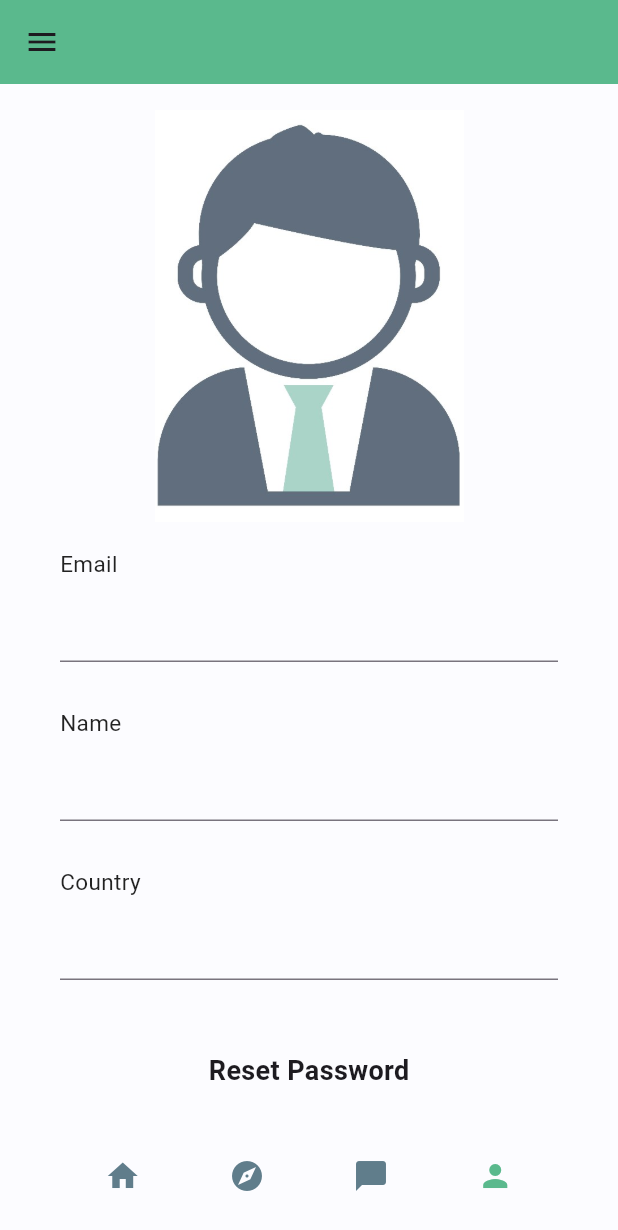
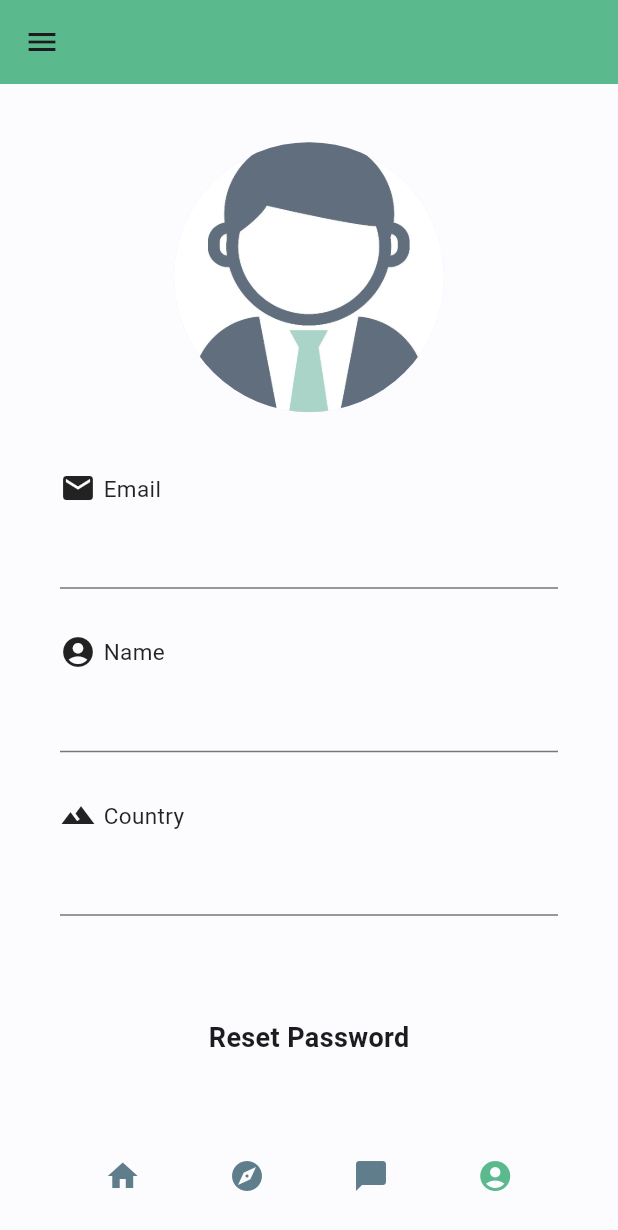
Before and after one commit to AfnanRakib/Bhromon, a Flutter app: the screen it shows once a user with an empty profile is signed in, swiped to page 4, on a phone screen of 412 x 824 dp. Shown: the top 1230 px of the screen. Run offline on Flutter 3.47's test engine with Material 3 defaults, Android fonts, the phone set to English and light mode, and no system bars; our stand-ins replace animate_do, cloud_firestore, firebase_auth, firebase_core, flutter_riverpod, flutter_speed_dial and 5 more; missing offline and left inert: chat_gpt_sdk, flutter_polyline_points, search_map_place_updated; accounts and stored records are empty.

Commit message:
-Modified profile page

```diff
--- a/lib/pages/main_screen.dart
+++ b/lib/pages/main_screen.dart
@@ -36,7 +36,7 @@ class _MainScreenState extends State<MainScreen> {
             barIcon(icon: Icons.home, page: 0),
             barIcon(icon: Icons.explore, page: 1),
             barIcon(icon: Icons.messenger, page: 2,),
-            barIcon(icon: Icons.person, page: 3),
+            barIcon(icon: Icons.account_circle_rounded, page: 3),
             SizedBox(width: 7.0),
           ],
         ),
--- a/lib/pages/profile.dart
+++ b/lib/pages/profile.dart
@@ -89,36 +89,32 @@ class _ProfilePageState extends State<ProfilePage> {
     return Scaffold(
       drawer: Tools(),
       appBar: AppBar(),
-      body: Container(
-        child: Column(
+      body: Column(
         children: <Widget>[
           Expanded(
             child: Column(
               mainAxisAlignment: MainAxisAlignment.spaceEvenly,
               children: <Widget>[
-                  Container(
-                    height: MediaQuery.of(context).size.height / 3,
-                    width: MediaQuery.of(context).size.width / 2,
-                    decoration: BoxDecoration(
-                      image: DecorationImage(
-                        image: AssetImage('assets/profile.jpg'),
-                        fit: BoxFit.cover,
-                      ),
-                    ),
+                CircleAvatar(
+                  radius: 90,
+                  backgroundImage: AssetImage('assets/profile.jpg'),
                 ),
                 Padding(
                   padding: EdgeInsets.symmetric(horizontal: 40),
                   child: Column(
                     children: <Widget>[
                       makeInput(
+                          icon: Icons.email,
                           label: "Email",
                           fieldController: emailController,
                           readOnly: true),
                       makeInput(
+                          icon: Icons.account_circle,
                           label: "Name",
                           fieldController: nameController,
                           readOnly: true),
                       makeInput(
+                          icon: Icons.landscape,
                           label: "Country",
                           fieldController: countryController,
                           readOnly: true),
@@ -136,15 +132,18 @@ class _ProfilePageState extends State<ProfilePage> {
           ),
         ],
       ),
-      ),
     );
   }
 
   Widget makeInput(
-      {label, fieldController, obscureText = false, readOnly = false}) {
+      {label, fieldController, obscureText = false, readOnly = false,icon}) {
     return Column(
       crossAxisAlignment: CrossAxisAlignment.start,
       children: <Widget>[
+        Row(
+          children: [
+            Icon(icon),
+            SizedBox(width: 5),
             Text(
               label,
               style: TextStyle(
@@ -153,11 +152,14 @@ class _ProfilePageState extends State<ProfilePage> {
                 color: Colors.black87,
               ),
             ),
+          ],
+        ),
         SizedBox(height: 5),
         TextField(
           readOnly: readOnly,
           obscureText: obscureText,
           controller: fieldController,
+          textAlign: TextAlign.justify,
           style: TextStyle(
             fontSize: 20,
             color: Colors.black,
--- a/lib/pages/signup.dart
+++ b/lib/pages/signup.dart
@@ -15,6 +15,7 @@ class _SignupPageState extends State<SignupPage> {
   final TextEditingController emailController = TextEditingController();
   final TextEditingController passwordController = TextEditingController();
   final TextEditingController confirmPasswordController = TextEditingController();
+
   final TextEditingController nameController = TextEditingController();
   final TextEditingController countryController = TextEditingController();
 
```
Lines whose indentation alone changed are shown as unchanged.
